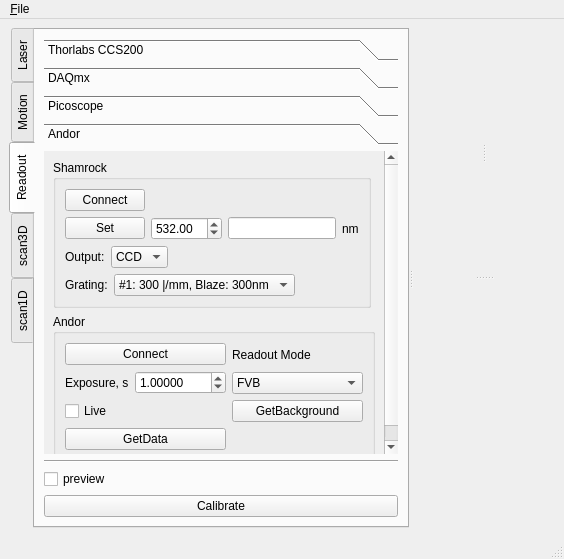
Old version of the form microV.ui in the repository xkronosua/microV.
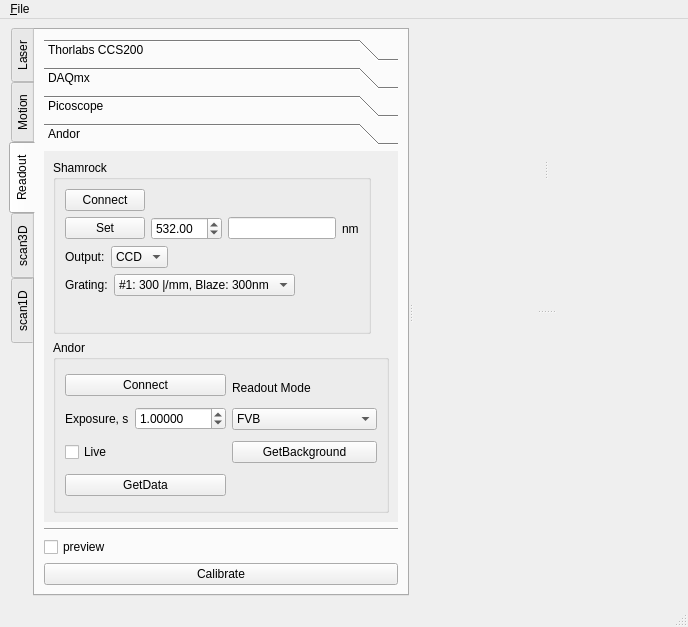
New version of the form. The open tabs and pages were chosen to show the change.

Diff of the .ui file:
```diff
--- a/microV.ui
+++ b/microV.ui
@@ -6,8 +6,8 @@
    <rect>
     <x>0</x>
     <y>0</y>
-    <width>564</width>
-    <height>559</height>
+    <width>688</width>
+    <height>627</height>
    </rect>
   </property>
   <property name="windowTitle">
@@ -1012,9 +1012,9 @@
             <property name="geometry">
              <rect>
               <x>0</x>
-              <y>0</y>
-              <width>339</width>
-              <height>309</height>
+              <y>-167</y>
+              <width>369</width>
+              <height>452</height>
              </rect>
             </property>
             <attribute name="label">
@@ -1773,8 +1773,8 @@
     <rect>
      <x>0</x>
      <y>0</y>
-     <width>564</width>
-     <height>21</height>
+     <width>688</width>
+     <height>34</height>
     </rect>
    </property>
    <widget class="QMenu" name="menuFile">
```
Left out of the diff: 26 changed lines with no effect on the pictures.
